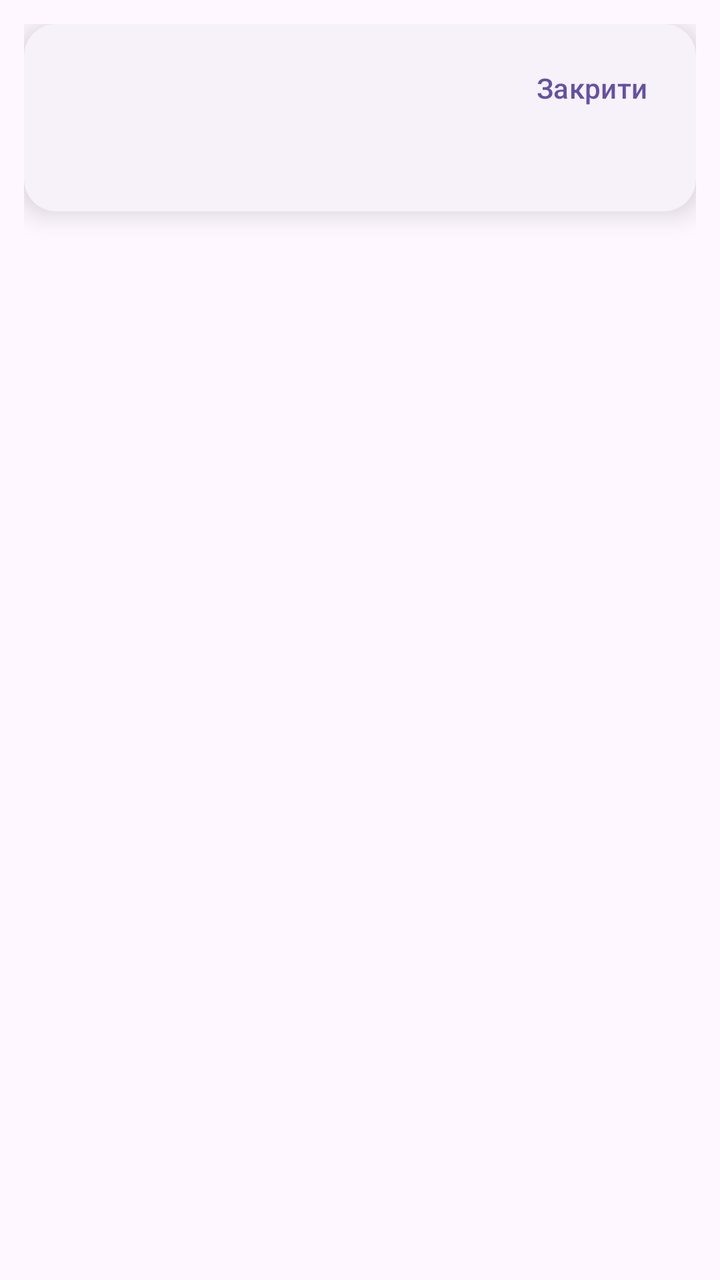
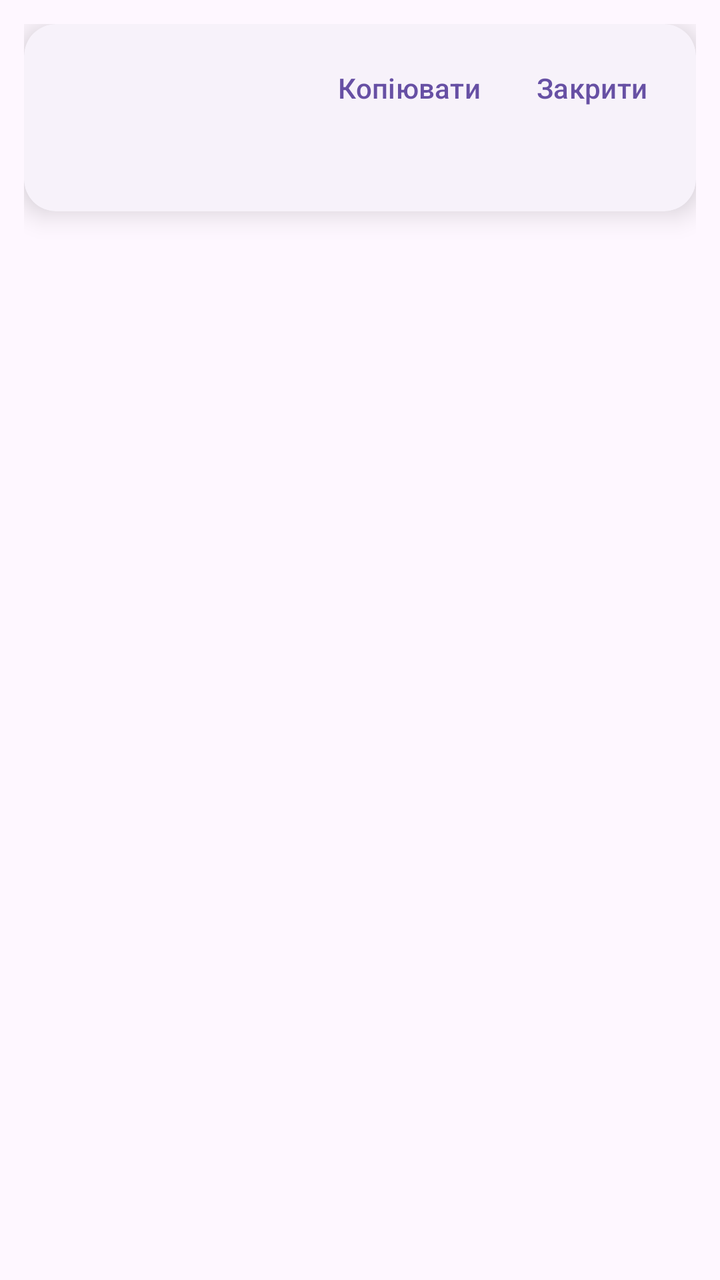

Before-and-after screenshots of an Android layout around one commit, followed by the original layout XML and the change that was made.
<!-- AndroidManifest.xml: application theme Theme.WolfScreen -->
<!-- res/layout/answer_overlay.xml -->
<?xml version="1.0" encoding="utf-8"?>
<FrameLayout xmlns:android="http://schemas.android.com/apk/res/android"
    xmlns:app="http://schemas.android.com/apk/res-auto"
    android:layout_width="match_parent"
    android:layout_height="wrap_content"
    android:padding="12dp">

    <com.google.android.material.card.MaterialCardView
        style="?attr/materialCardViewElevatedStyle"
        android:layout_width="match_parent"
        android:layout_height="wrap_content"
        app:cardCornerRadius="16dp"
        app:cardElevation="8dp">

        <LinearLayout
            android:layout_width="match_parent"
            android:layout_height="wrap_content"
            android:orientation="vertical"
            android:paddingStart="16dp"
            android:paddingTop="8dp"
            android:paddingEnd="8dp"
            android:paddingBottom="16dp">

            <LinearLayout
                android:layout_width="match_parent"
                android:layout_height="wrap_content"
                android:gravity="center_vertical"
                android:orientation="horizontal">

                <TextView
                    android:id="@+id/overlayTitle"
                    android:layout_width="0dp"
                    android:layout_height="wrap_content"
                    android:layout_weight="1"
                    android:textAppearance="?attr/textAppearanceTitleMedium" />

                
                <com.google.android.material.button.MaterialButton
                    android:id="@+id/overlayClose"
                    style="@style/Widget.Material3.Button.TextButton"
                    android:layout_width="wrap_content"
                    android:layout_height="wrap_content"
                    android:minHeight="48dp"
                    android:text="@string/overlay_close" />
            </LinearLayout>

            
            <TextView
                android:id="@+id/overlayText"
                android:layout_width="match_parent"
                android:layout_height="wrap_content"
                android:layout_marginEnd="8dp"
                android:maxLines="12"
                android:scrollbars="vertical"
                android:textAppearance="?attr/textAppearanceBodyLarge" />
        </LinearLayout>
    </com.google.android.material.card.MaterialCardView>
</FrameLayout>
<!-- resources referenced by this layout -->
<resources>
  <string name="overlay_close">Закрити</string>
  <style name="Theme.WolfScreen" parent="Base.Theme.WolfScreen" />
  <style name="Base.Theme.WolfScreen" parent="Theme.Material3.DayNight.NoActionBar">
          
          
      </style>
</resources>

<!-- the commit's change to res/layout/answer_overlay.xml (unified diff, before → after) -->
@@ -36,6 +36,14 @@
 
                 
                 <com.google.android.material.button.MaterialButton
+                    android:id="@+id/overlayCopy"
+                    style="@style/Widget.Material3.Button.TextButton"
+                    android:layout_width="wrap_content"
+                    android:layout_height="wrap_content"
+                    android:minHeight="48dp"
+                    android:text="@string/overlay_copy" />
+
+                <com.google.android.material.button.MaterialButton
                     android:id="@+id/overlayClose"
                     style="@style/Widget.Material3.Button.TextButton"
                     android:layout_width="wrap_content"
<!-- resource entries referenced after the edit -->
@@ -1,6 +1,7 @@
 <!-- resources referenced by this layout -->
 <resources>
   <string name="overlay_close">Закрити</string>
+  <string name="overlay_copy">Копіювати</string>
   <style name="Theme.WolfScreen" parent="Base.Theme.WolfScreen" />
   <style name="Base.Theme.WolfScreen" parent="Theme.Material3.DayNight.NoActionBar">
           
